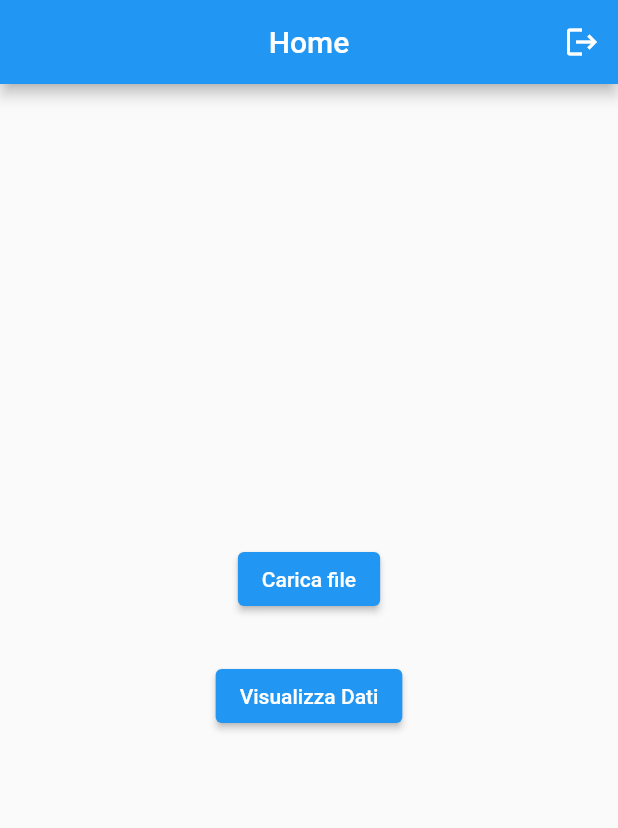
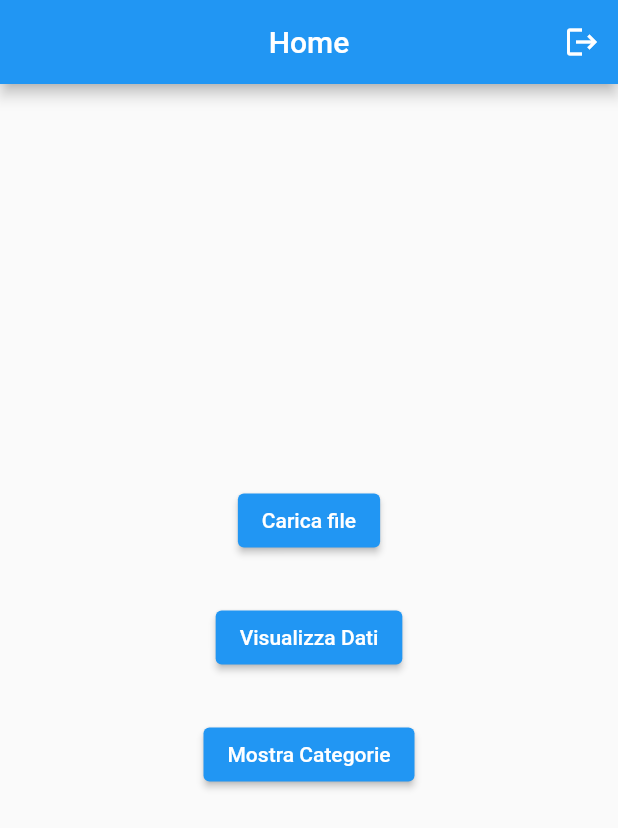
Before and after one commit to ChristianVerdone/TesiTriennale, a Flutter app: the screen it shows once a user with an empty profile is signed in, on a phone screen of 412 x 824 dp. Shown: the top 828 px of the screen. Run offline on Flutter 3.47's test engine with Material 2 defaults, Android fonts, the phone set to English and light mode, and no system bars; our stand-ins replace cloud_firestore, csv, file_picker, firebase_auth, firebase_core; missing offline and left inert: flutterfire_ui; accounts and stored records are empty; statements that could not run were skipped.

Commit message:
page categorie base

```diff
--- a/tesi_triennale/lib/main.dart
+++ b/tesi_triennale/lib/main.dart
@@ -5,6 +5,7 @@ import 'package:flutter/material.dart';
 import 'package:file_picker/file_picker.dart';
 import 'package:flutter/services.dart' show SystemUiOverlayStyle, Uint8List;
 import 'package:csv/csv.dart';
+import 'package:tesi_triennale/view/viewcategorie.dart';
 import 'view/ShowDatabase.dart';
 import 'view/ShowFile.dart';
 import 'firebase_options.dart';
@@ -80,6 +81,22 @@ class _homePageState extends State<HomePage>{
                 height: 30,
               ),
             ),
+            Container(
+              child: Center(
+                child: ElevatedButton(
+                  child: const Text('Mostra Categorie'),
+                  onPressed: () {
+                    // Navigate to second route when tapped.
+                    Navigator.push(context, MaterialPageRoute(builder: (context) => const VisualizzaCatPage()));
+                  },
+                ),
+              ),
+            ),
+            Container(
+              child: SizedBox(
+                height: 30,
+              ),
+            ),
           ],
         )
     );
```
Also changed, not shown: tesi_triennale/lib/view/viewcategorie.dart (added, +59 -0 lines).
